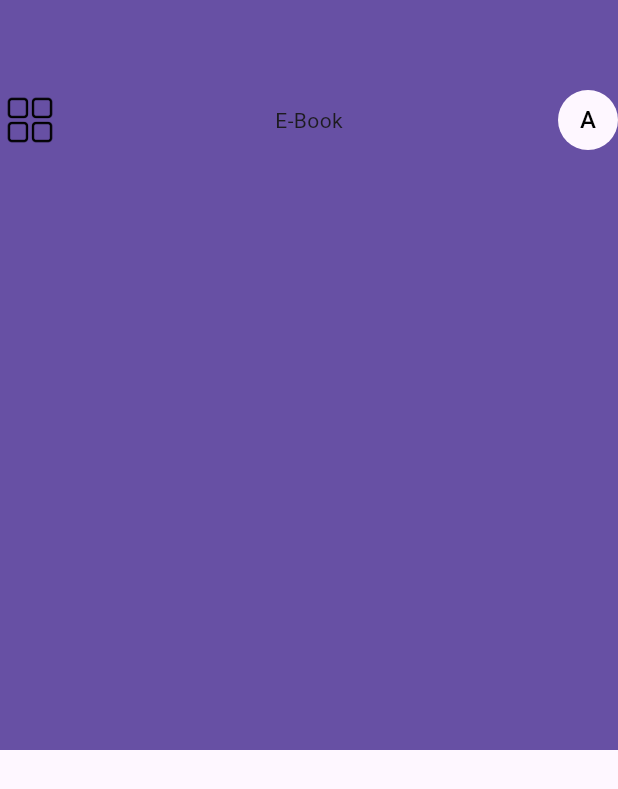
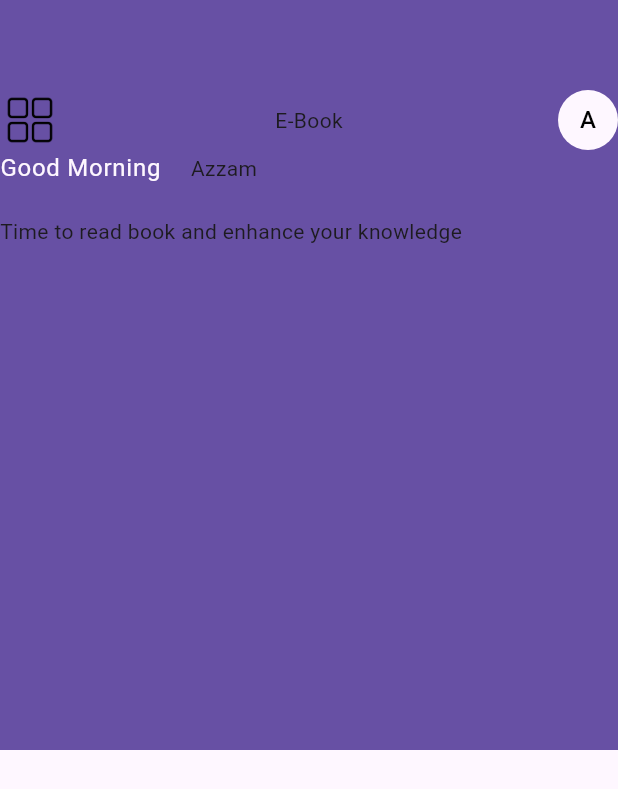
Before and after one commit to AzzamHussain/E-Library, a Flutter app: the screen it shows after launch, on a phone screen of 412 x 824 dp. Shown: the top 789 px of the screen. Run offline on Flutter 3.47's test engine with Material 3 defaults, Android fonts, the phone set to English and light mode, and no system bars; our stand-ins replace flutter_svg, get.

Commit message:
home  page in progress

```diff
--- /dev/null
+++ b/lib/pages/homepage/Appbar.dart
@@ -0,0 +1,30 @@
+import 'package:e_books_app/utils/colors.dart';
+import 'package:flutter/material.dart';
+
+class HomeAppBar extends StatelessWidget {
+  const HomeAppBar({super.key});
+
+  @override
+  Widget build(BuildContext context) {
+    return Row(
+      crossAxisAlignment: CrossAxisAlignment.center,
+      mainAxisAlignment: MainAxisAlignment.spaceBetween,
+      children: [
+        Image.asset(
+          "assets/images/dashboard.png",
+          width: 40,
+          height: 40,
+          fit: BoxFit.cover,
+        ),
+        Text("E-Book"),
+        CircleAvatar(
+          backgroundColor: Theme.of(context).colorScheme.background,
+          child: Text(
+            "A",
+            style: TextStyle(color: fontColor),
+          ),
+        )
+      ],
+    );
+  }
+}
--- a/lib/pages/homepage.dart
+++ b/lib/pages/homepage/homepage.dart
@@ -1,3 +1,4 @@
+import 'package:e_books_app/pages/homepage/Appbar.dart';
 import 'package:e_books_app/utils/colors.dart';
 import 'package:flutter/material.dart';
 import 'package:flutter_svg/flutter_svg.dart';
@@ -22,24 +23,27 @@ class Homepage extends StatelessWidget {
                       SizedBox(
                         height: 60,
                       ),
+                      HomeAppBar(),
                       Row(
-                        mainAxisAlignment: MainAxisAlignment.spaceBetween,
                         children: [
-                          Image.asset(
-                            "assets/images/dashboard.png",
-                            width: 40,
-                            height: 40,
-                            fit: BoxFit.cover,
+                          Text(
+                            "Good Morning",
+                            style: Theme.of(context).textTheme.bodyLarge?.copyWith(color: Theme.of(context).colorScheme.background
+                          ),),
+                          SizedBox(
+                            width: 20,
                           ),
-                          Text("E-Book"),
-                          CircleAvatar(
-                            backgroundColor:
-                                Theme.of(context).colorScheme.background,
-                            child: Text(
-                              "A",
-                              style: TextStyle(color: fontColor),
-                            ),
-                          )
+                          Text("Azzam"),
+                        ],
+                      ),
+                      SizedBox(
+                        height: 20,
+                      ),
+                      Row(
+                        children: [
+                          Flexible(
+                              child: Text(
+                                  "Time to read book and enhance your knowledge")),
                         ],
                       ),
                     ],
--- a/lib/pages/welcomepage.dart
+++ b/lib/pages/welcomepage.dart
@@ -1,4 +1,4 @@
-import 'package:e_books_app/pages/homepage.dart';
+import 'package:e_books_app/pages/homepage/homepage.dart';
 import 'package:e_books_app/utils/colors.dart';
 import 'package:flutter/material.dart';
 import 'package:get/get_core/src/get_main.dart';
```
